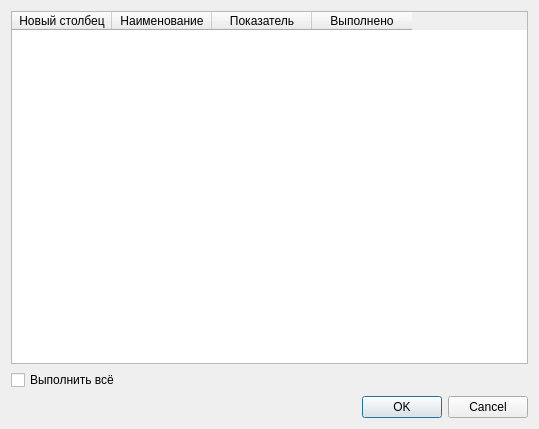
Before: the Qt Designer form ui_files/operations_table_widget.ui in Yudin-num2/EVP_QT6, drawn with Qt 5.
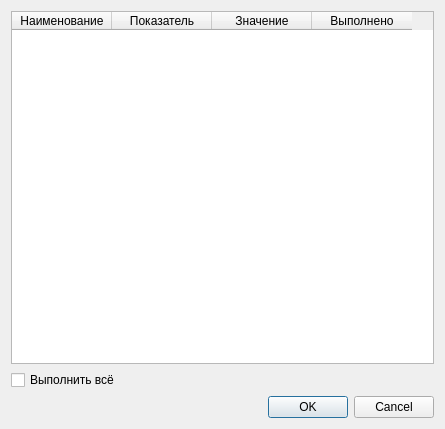
After: the same form once the commit is applied. Icons and pictures are not drawn.

```diff
--- a/ui_files/operations_table_widget.ui
+++ b/ui_files/operations_table_widget.ui
@@ -6,7 +6,7 @@
    <rect>
     <x>0</x>
     <y>0</y>
-    <width>539</width>
+    <width>445</width>
     <height>429</height>
    </rect>
   </property>
@@ -28,11 +28,6 @@
      <attribute name="horizontalHeaderStretchLastSection">
       <bool>false</bool>
      </attribute>
-     <column>
-      <property name="text">
-       <string>Новый столбец</string>
-      </property>
-     </column>
      <column>
       <property name="text">
        <string>Наименование</string>
@@ -43,6 +38,11 @@
        <string>Показатель</string>
       </property>
      </column>
+     <column>
+      <property name="text">
+       <string>Значение</string>
+      </property>
+     </column>
      <column>
       <property name="text">
        <string>Выполнено</string>
```
Left out of the diff: 3 changed lines with no effect on the pictures.
